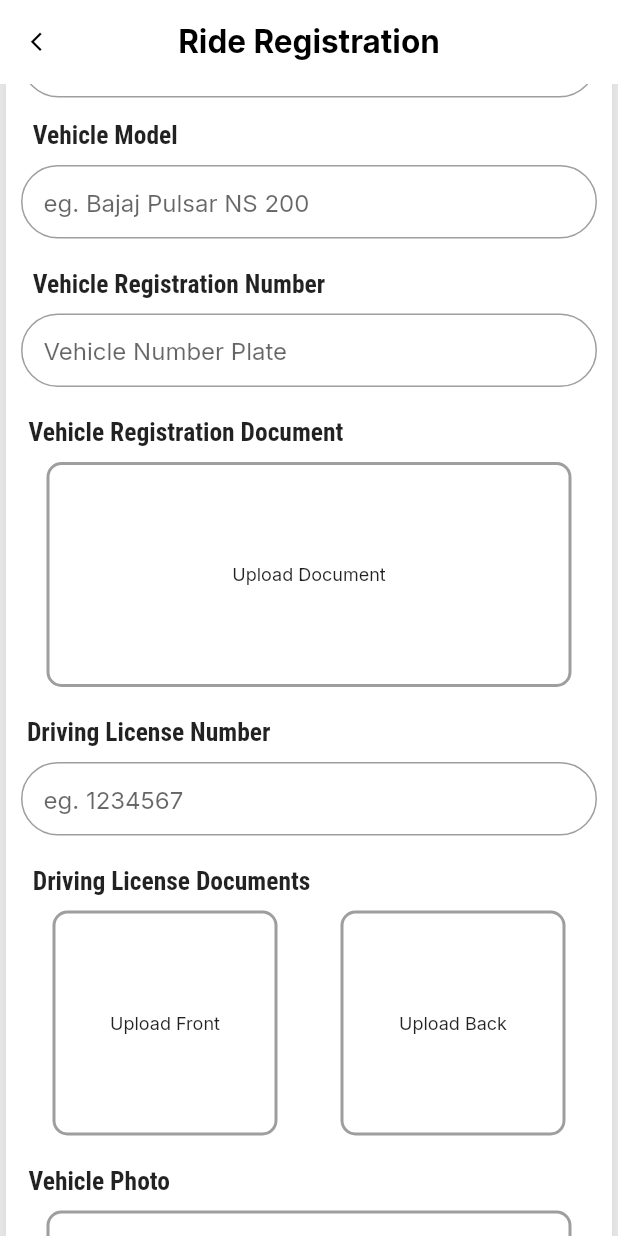
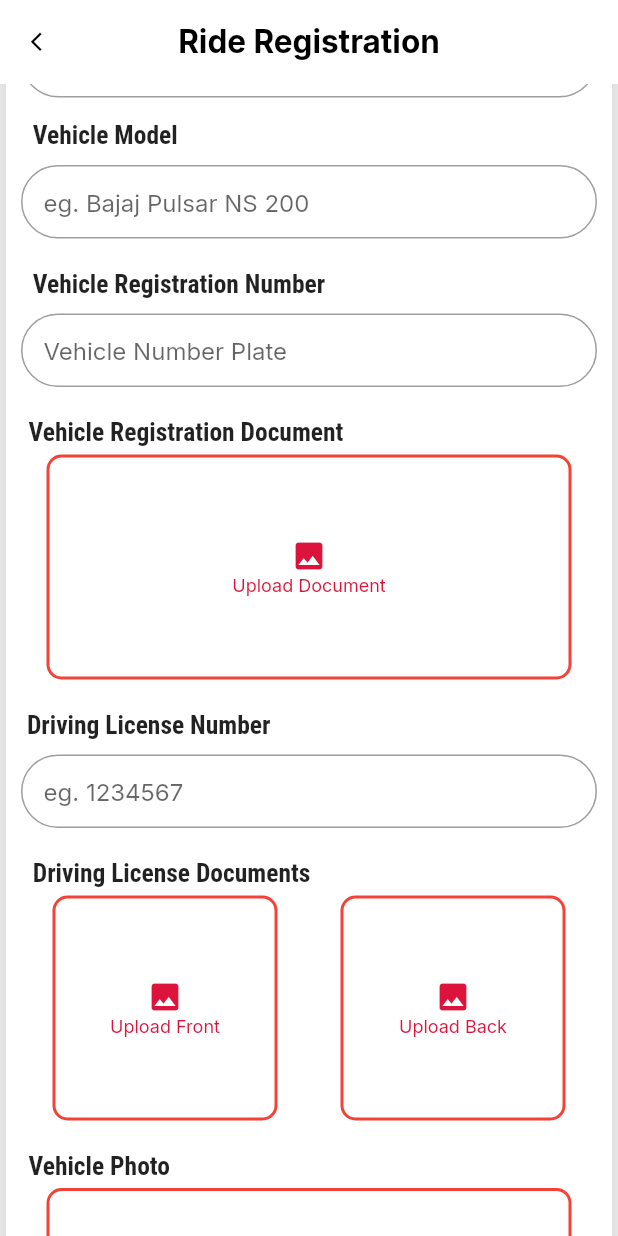
Before and after one commit to roshancypher15/sajilo_ventures, a Flutter app: the RideRegistration screen opened by its route, scrolled down 576 dp, on a phone screen of 412 x 824 dp. Run offline on Flutter 3.47's test engine with Material 2 defaults, Android fonts, the phone set to English and light mode, and no system bars; our stand-ins replace charts_flutter, cloud_firestore, firebase_auth, firebase_core, firebase_storage, flutter_rating_bar and 5 more; missing offline and left inert: custom_info_window, date_time_format, flutter_polyline_points, google_place; accounts and stored records are empty; statements that could not run were skipped.

Commit message:
image upload to database

```diff
--- a/sajilo_ventures/lib/widgets/image_input.dart
+++ b/sajilo_ventures/lib/widgets/image_input.dart
@@ -6,7 +6,9 @@ class ImageInput extends StatefulWidget {
   final double height1;
   final double width1;
   final String text;
-  const ImageInput(this.height1, this.width1, this.text, {Key? key})
+  final void Function(File image) submitImage;
+  const ImageInput(this.height1, this.width1, this.text, this.submitImage,
+      {Key? key})
       : super(key: key);
 
   @override
@@ -18,29 +20,28 @@ class _ImageInputState extends State<ImageInput> {
   Future<void> _takePicture() async {
     final ImagePicker _picker = ImagePicker();
     final image = await _picker.pickImage(
-        source: ImageSource.gallery, maxWidth: 600, maxHeight: 600);
+        source: ImageSource.gallery,
+        maxWidth: 720,
+        maxHeight: 720,
+        imageQuality: 80);
     setState(() {
       _storedImage = File(image!.path);
     });
+    widget.submitImage(_storedImage!);
   }
 
   @override
   Widget build(BuildContext context) {
-    return Column(
-      children: <Widget>[
-        const SizedBox(
-          height: 5,
-        ),
-        InkWell(
-          onTap: _takePicture,
-          child: Container(
+    return Container(
         decoration: BoxDecoration(
             border: Border.all(
                 width: 2,
-                    color: _storedImage != null ? Colors.red : Colors.grey),
+                color: _storedImage != null ? Colors.grey : Colors.red),
             borderRadius: const BorderRadius.all(Radius.circular(10))),
         height: widget.height1,
         width: widget.width1,
+        child: InkWell(
+          onTap: _takePicture,
           child: _storedImage != null
               ? ClipRRect(
                   borderRadius: BorderRadius.circular(8),
@@ -51,19 +52,22 @@ class _ImageInputState extends State<ImageInput> {
                     fit: BoxFit.cover,
                   ),
                 )
-                : Container(
-                    child: Center(
-                      child: Text(
+              : Column(
+                  mainAxisAlignment: MainAxisAlignment.center,
+                  children: [
+                    Icon(
+                      Icons.image,
+                      color: Theme.of(context).colorScheme.primary,
+                    ),
+                    Text(
                       widget.text,
                       textAlign: TextAlign.center,
-                        style: const TextStyle(fontSize: 12),
+                      style: TextStyle(
+                          fontSize: 12,
+                          color: Theme.of(context).colorScheme.primary),
                     ),
+                  ],
                 ),
-                  ),
-            alignment: Alignment.center,
-          ),
-        )
-      ],
-    );
+        ));
   }
 }
--- a/sajilo_ventures/lib/widgets/vehicle_dropdown.dart
+++ b/sajilo_ventures/lib/widgets/vehicle_dropdown.dart
@@ -1,7 +1,7 @@
 import 'package:flutter/material.dart';
 
 class VehicleDropDown extends StatefulWidget {
-  final sendBackValue;
+  final void Function(String vehicleType) sendBackValue;
   const VehicleDropDown(this.sendBackValue, {Key? key}) : super(key: key);
 
   @override
@@ -45,7 +45,7 @@ class _VehicleDropDownState extends State<VehicleDropDown> {
               items: vehicles.map(buildMenuItems).toList(),
               onChanged: (value) => setState(() {
                 itemValue = value as String;
-                widget.sendBackValue(itemValue);
+                widget.sendBackValue(itemValue!);
               }),
             ),
           ),
--- a/sajilo_ventures/pubspec.yaml
+++ b/sajilo_ventures/pubspec.yaml
@@ -53,6 +53,7 @@ dependencies:
   font_awesome_flutter: ^10.1.0
   location: ^4.4.0
   firebase_core: ^1.17.1
+  firebase_storage: ^10.2.17
 
 dev_dependencies:
   flutter_test:
```
Also changed, not shown: sajilo_ventures/lib/screens/login_signup_alert.dart (+7 -2 lines), sajilo_ventures/lib/screens/ride_registration.dart (+131 -16 lines), sajilo_ventures/pubspec.lock. Lines whose indentation alone changed are shown as unchanged.
